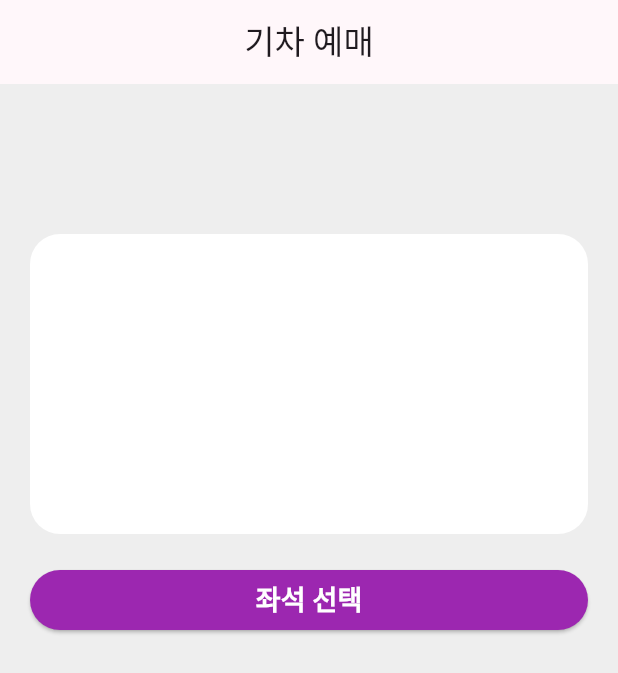
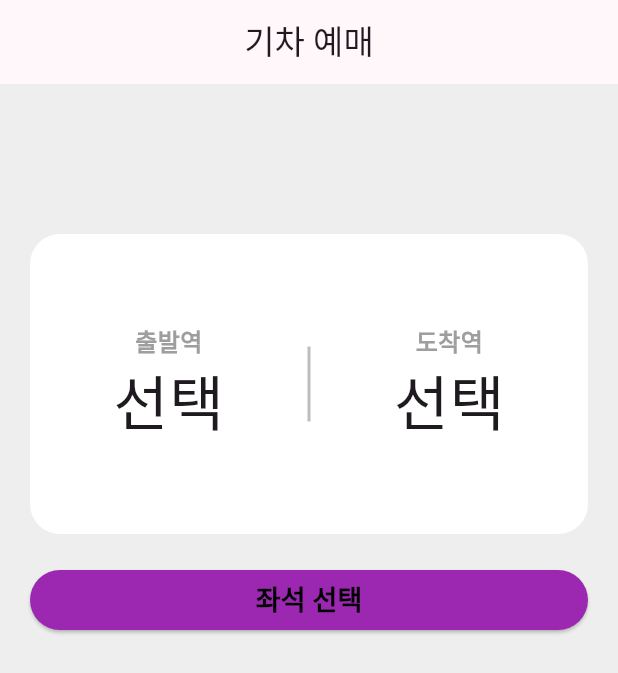
Before and after one commit to marion419/flutter_train_app, a Flutter app: the screen it shows after launch, on a phone screen of 412 x 824 dp. Shown: the top 673 px of the screen. Run offline on Flutter 3.47's test engine with Material 3 defaults, Android fonts, the phone set to English and light mode, and no system bars.

Commit message:
홈 페이지 박스 구성

```diff
--- a/analysis_options.yaml
+++ b/analysis_options.yaml
@@ -10,6 +10,7 @@
 analyzer:
   errors:
     prefer_const_constructors: ignore
+    prefer_const_literals_to_create_immutables: ignore
     use_key_in_widget_constructors: ignore
 include: package:flutter_lints/flutter.yaml
 
--- a/lib/pages/home/home_page.dart
+++ b/lib/pages/home/home_page.dart
@@ -1,3 +1,5 @@
+// ignore_for_file: prefer_const_constructors
+
 import 'package:flutter/material.dart';
 import 'package:flutter_train_app/theme.dart';
 
@@ -25,10 +27,57 @@ class _MyHomePageState extends State<MyHomePage> {
             Center(
               child: Container(
                 width: double.infinity,
-                height: 200,
                 decoration: BoxDecoration(
                   borderRadius: BorderRadius.circular(20),
                   color: Colors.white,
+                ),
+                child: Row(
+                  mainAxisAlignment: MainAxisAlignment.spaceEvenly,
+                  children: [
+                    SizedBox(
+                      height: 200,
+                      child: Column(
+                        mainAxisAlignment: MainAxisAlignment.center,
+                        children: [
+                          Text('출발역',
+                          style: TextStyle(
+                            color: Colors.grey,
+                            fontSize: 16,
+                            fontWeight: FontWeight.bold,
+                          ),),
+                          Text('선택',
+                            style: TextStyle(
+                              fontSize: 40
+                            ),
+                          ),
+                        ],
+                      ),
+                    ),
+                    Container(
+                      color: Colors.grey[400],
+                      width: 2,
+                      height: 50,
+                    ),
+                    SizedBox(
+                      height: 200,
+                      child: Column(
+                        mainAxisAlignment: MainAxisAlignment.center,
+                        children: [
+                          Text('도착역',
+                          style: TextStyle(
+                            color: Colors.grey,
+                            fontSize: 16,
+                            fontWeight: FontWeight.bold,
+                          ),),
+                          Text('선택',
+                            style: TextStyle(
+                              fontSize: 40
+                            ),
+                          ),
+                        ],
+                      ),
+                    ),
+                  ],
                 ),
               ),
             ),
--- a/lib/theme.dart
+++ b/lib/theme.dart
@@ -16,7 +16,7 @@ final lightTheme=ThemeData(
         ),
       ),
       backgroundColor: WidgetStatePropertyAll(Colors.purple),
-      foregroundColor: WidgetStatePropertyAll(Colors.white),
+      foregroundColor: WidgetStatePropertyAll(Colors.black),
     ),
   ),
 );
```
